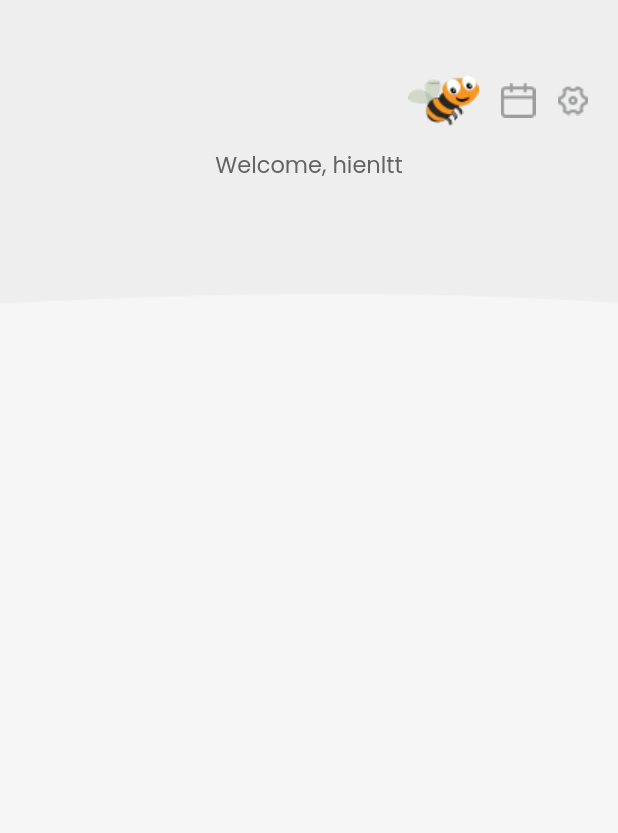
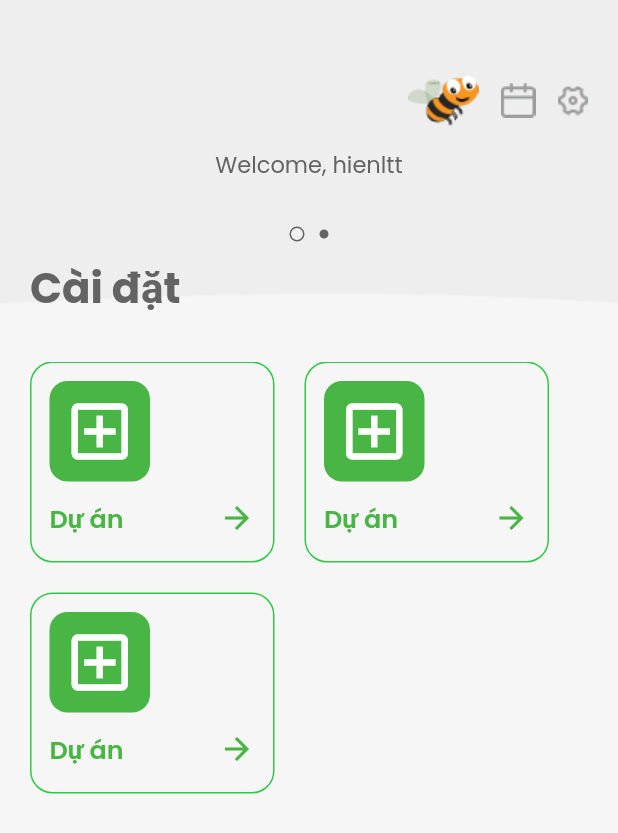
Before and after one commit to agamamom/smart_bee-mobileApp, a Flutter app: the ListDuAn screen opened directly, on a phone screen of 412 x 824 dp. Shown: the top 833 px of the screen. Run offline on Flutter 3.47's test engine with Material 2 defaults, Android fonts, the phone set to English and light mode, and no system bars; our stand-ins replace email_validator, smooth_page_indicator.

Commit message:
update ListDuAn page

```diff
--- /dev/null
+++ b/lib/Components/ListDuAn_CardList.dart
@@ -0,0 +1,176 @@
+import 'package:flutter/material.dart';
+
+import 'ForgotPassword.dart';
+
+class ListDuAnCardList extends StatelessWidget {
+  const ListDuAnCardList({super.key});
+
+  @override
+  Widget build(BuildContext context) {
+    return Container(
+        child: Align(
+      alignment: AlignmentDirectional.topStart,
+      child: Wrap(spacing: 20.0, runSpacing: 20.0, children: [
+        GestureDetector(
+          onTap: () => {
+            Navigator.of(context).pushReplacement(MaterialPageRoute(
+                builder: (BuildContext context) => ForgotPassword()))
+          },
+          child: Container(
+            width: 163,
+            height: 134,
+            decoration: BoxDecoration(
+              border: Border.all(
+                  width: 1.0, color: Color.fromARGB(255, 48, 200, 73)),
+              borderRadius: BorderRadius.circular(15),
+            ),
+            child:
+                Column(crossAxisAlignment: CrossAxisAlignment.start, children: [
+              Container(
+                width: 67,
+                height: 67,
+                margin: EdgeInsets.symmetric(horizontal: 12, vertical: 12),
+                decoration: BoxDecoration(
+                    borderRadius: BorderRadius.circular(12),
+                    color: Color.fromRGBO(72, 181, 69, 1)),
+                child: Icon(
+                  Icons.add_box_outlined,
+                  color: Color.fromARGB(255, 255, 255, 255),
+                  size: 50.0,
+                ),
+              ),
+              Row(
+                mainAxisAlignment: MainAxisAlignment.spaceBetween,
+                children: [
+                  Container(
+                    margin: EdgeInsets.symmetric(horizontal: 12),
+                    child: Text(
+                      "Dự án",
+                      style: TextStyle(
+                          fontSize: 17.0,
+                          fontWeight: FontWeight.w600,
+                          color: Color.fromRGBO(72, 181, 69, 1)),
+                    ),
+                  ),
+                  Container(
+                    margin: EdgeInsets.symmetric(horizontal: 12),
+                    child: Icon(
+                      Icons.arrow_forward,
+                      color: Color.fromRGBO(72, 181, 69, 1),
+                    ),
+                  )
+                ],
+              )
+            ]),
+          ),
+        ),
+        GestureDetector(
+          onTap: () => {
+            Navigator.of(context).pushReplacement(MaterialPageRoute(
+                builder: (BuildContext context) => ForgotPassword()))
+          },
+          child: Container(
+            width: 163,
+            height: 134,
+            decoration: BoxDecoration(
+              border: Border.all(
+                  width: 1.0, color: Color.fromARGB(255, 48, 200, 73)),
+              borderRadius: BorderRadius.circular(15),
+            ),
+            child:
+                Column(crossAxisAlignment: CrossAxisAlignment.start, children: [
+              Container(
+                width: 67,
+                height: 67,
+                margin: EdgeInsets.symmetric(horizontal: 12, vertical: 12),
+                decoration: BoxDecoration(
+                    borderRadius: BorderRadius.circular(12),
+                    color: Color.fromRGBO(72, 181, 69, 1)),
+                child: Icon(
+                  Icons.add_box_outlined,
+                  color: Color.fromARGB(255, 255, 255, 255),
+                  size: 50.0,
+                ),
+              ),
+              Row(
+                mainAxisAlignment: MainAxisAlignment.spaceBetween,
+                children: [
+                  Container(
+                    margin: EdgeInsets.symmetric(horizontal: 12),
+                    child: Text(
+                      "Dự án",
+                      style: TextStyle(
+                          fontSize: 17.0,
+                          fontWeight: FontWeight.w600,
+                          color: Color.fromRGBO(72, 181, 69, 1)),
+                    ),
+                  ),
+                  Container(
+                    margin: EdgeInsets.symmetric(horizontal: 12),
+                    child: Icon(
+                      Icons.arrow_forward,
+                      color: Color.fromRGBO(72, 181, 69, 1),
+                    ),
+                  )
+                ],
+              )
+            ]),
+          ),
+        ),
+        GestureDetector(
+          onTap: () => {
+            Navigator.of(context).pushReplacement(MaterialPageRoute(
+                builder: (BuildContext context) => ForgotPassword()))
+          },
+          child: Container(
+            width: 163,
+            height: 134,
+            decoration: BoxDecoration(
+              border: Border.all(
+                  width: 1.0, color: Color.fromARGB(255, 48, 200, 73)),
+              borderRadius: BorderRadius.circular(15),
+            ),
+            child:
+                Column(crossAxisAlignment: CrossAxisAlignment.start, children: [
+              Container(
+                width: 67,
+                height: 67,
+                margin: EdgeInsets.symmetric(horizontal: 12, vertical: 12),
+                decoration: BoxDecoration(
+                    borderRadius: BorderRadius.circular(12),
+                    color: Color.fromRGBO(72, 181, 69, 1)),
+                child: Icon(
+                  Icons.add_box_outlined,
+                  color: Color.fromARGB(255, 255, 255, 255),
+                  size: 50.0,
+                ),
+              ),
+              Row(
+                mainAxisAlignment: MainAxisAlignment.spaceBetween,
+                children: [
+                  Container(
+                    margin: EdgeInsets.symmetric(horizontal: 12),
+                    child: Text(
+                      "Dự án",
+                      style: TextStyle(
+                          fontSize: 17.0,
+                          fontWeight: FontWeight.w600,
+                          color: Color.fromRGBO(72, 181, 69, 1)),
+                    ),
+                  ),
+                  Container(
+                    margin: EdgeInsets.symmetric(horizontal: 12),
+                    child: Icon(
+                      Icons.arrow_forward,
+                      color: Color.fromRGBO(72, 181, 69, 1),
+                    ),
+                  )
+                ],
+              )
+            ]),
+          ),
+        ),
+      ]),
+    ));
+  }
+}
--- /dev/null
+++ b/lib/Components/ListDuAn_Overview.dart
@@ -0,0 +1,13 @@
+import 'package:flutter/material.dart';
+
+class ListDuAnOverview extends StatelessWidget {
+  const ListDuAnOverview({super.key});
+
+  @override
+  Widget build(BuildContext context) {
+    return Container(
+      height: 30.0,
+      child: Text("List du an OVerview"),
+    );
+  }
+}
--- a/lib/pages/ListDuAn.dart
+++ b/lib/pages/ListDuAn.dart
@@ -1,4 +1,6 @@
 import 'package:flutter/material.dart';
+import 'package:smart_bee/Components/ListDuAn_CardList.dart';
+import 'package:smart_bee/Components/ListDuAn_Overview.dart';
 import 'package:smooth_page_indicator/smooth_page_indicator.dart';
 
 class ListDuAn extends StatefulWidget {
@@ -9,11 +11,26 @@ class ListDuAn extends StatefulWidget {
 }
 
 class _ListDuAnState extends State<ListDuAn> {
-  final controller = PageController(viewportFraction: 0.8, keepPage: true);
+  int _currentPage = 0;
+  PageController _controller = PageController();
+
+  List<Widget> _pages = [
+    ListDuAnCardList(),
+    ListDuAnOverview(),
+  ];
+
+  _onchanged(int index) {
+    setState(() {
+      _currentPage = index;
+    });
+  }
+
   @override
   Widget build(BuildContext context) {
     return Scaffold(
-      body: Container(
+        body: Stack(
+      children: [
+        Container(
             decoration: BoxDecoration(
                 image: DecorationImage(
                     image: AssetImage('assets/images/background.png'),
@@ -50,9 +67,66 @@ class _ListDuAnState extends State<ListDuAn> {
                     style: TextStyle(
                         fontSize: 15.0, color: Color.fromRGBO(99, 99, 100, 1)),
                   ),
+                  Container(
+                      child: Expanded(
+                    child: Stack(
+                      children: [
+                        Align(
+                          alignment: AlignmentDirectional.topCenter,
+                          child: Row(
+                              mainAxisAlignment: MainAxisAlignment.center,
+                              children: List<Widget>.generate(_pages.length,
+                                  (int index) {
+                                return AnimatedContainer(
+                                    duration: Duration(milliseconds: 300),
+                                    height: (index == _currentPage) ? 10 : 6,
+                                    width: (index == _currentPage) ? 10 : 6,
+                                    margin: EdgeInsets.symmetric(
+                                        horizontal: 5, vertical: 30),
+                                    decoration: BoxDecoration(
+                                        borderRadius: BorderRadius.circular(5),
+                                        border: Border.all(
+                                            width: 1,
+                                            color:
+                                                Color.fromRGBO(99, 99, 100, 1)),
+                                        color: (index == _currentPage)
+                                            ? Color.fromARGB(30, 255, 255, 255)
+                                            : Color.fromRGBO(99, 99, 100, 1)));
+                              })),
+                        ),
+                        SizedBox(
+                          height: 10.0,
+                        ),
+                        Positioned(
+                          left: 0,
+                          top: 50,
+                          child: Text(
+                            "Cài đặt",
+                            style: TextStyle(
+                                fontSize: 28.0,
+                                fontWeight: FontWeight.w700,
+                                color: Color.fromRGBO(99, 99, 100, 1)),
+                          ),
+                        ),
+                        Container(
+                          child: PageView.builder(
+                            scrollDirection: Axis.horizontal,
+                            onPageChanged: _onchanged,
+                            controller: _controller,
+                            itemCount: _pages.length,
+                            itemBuilder: (context, int index) {
+                              return _pages[index];
+                            },
+                          ),
+                          margin: EdgeInsets.only(top: 120),
+                        )
+                      ],
+                    ),
+                  ))
                 ],
               ),
             )),
-    );
+      ],
+    ));
   }
 }
--- a/pubspec.yaml
+++ b/pubspec.yaml
@@ -38,6 +38,7 @@ dependencies:
   email_validator: "^2.1.16"
   intl: ^0.17.0
   smooth_page_indicator: ^1.0.0+2
+  curved_navigation_bar: ^1.0.1
 
 dev_dependencies:
   flutter_test:
```
Also changed, not shown: pubspec.lock. Lines whose indentation alone changed are shown as unchanged.
